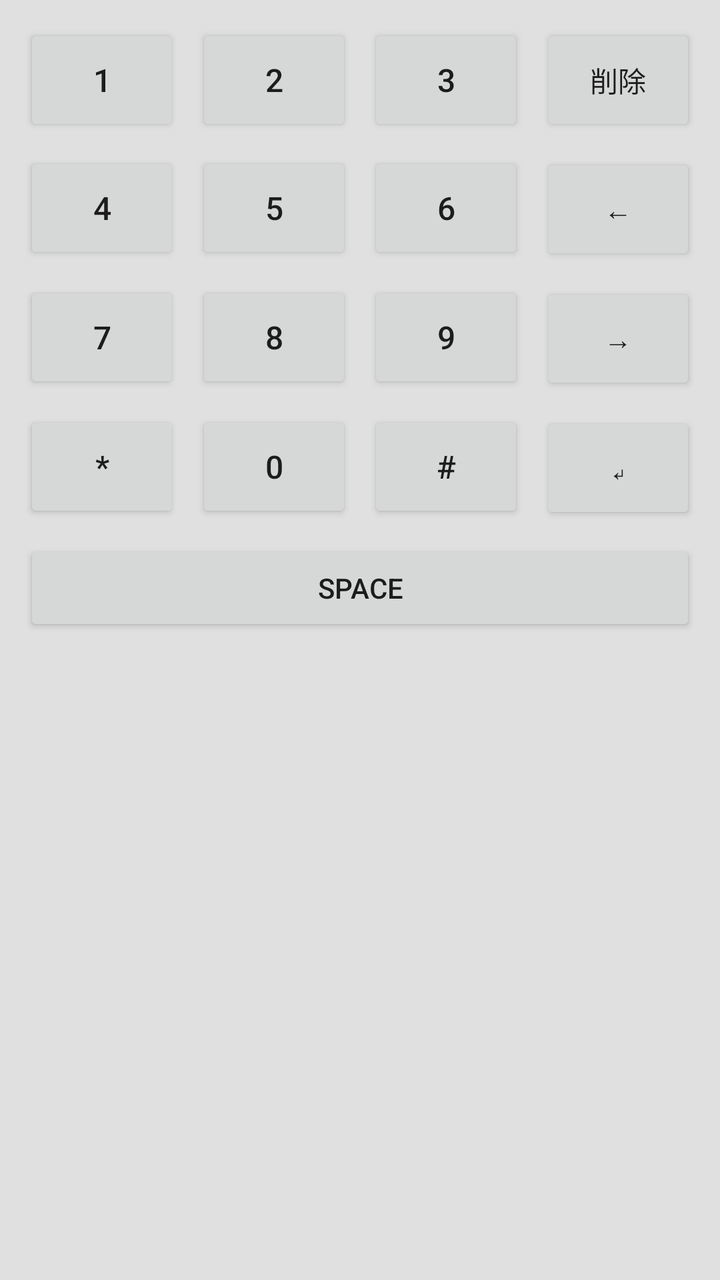
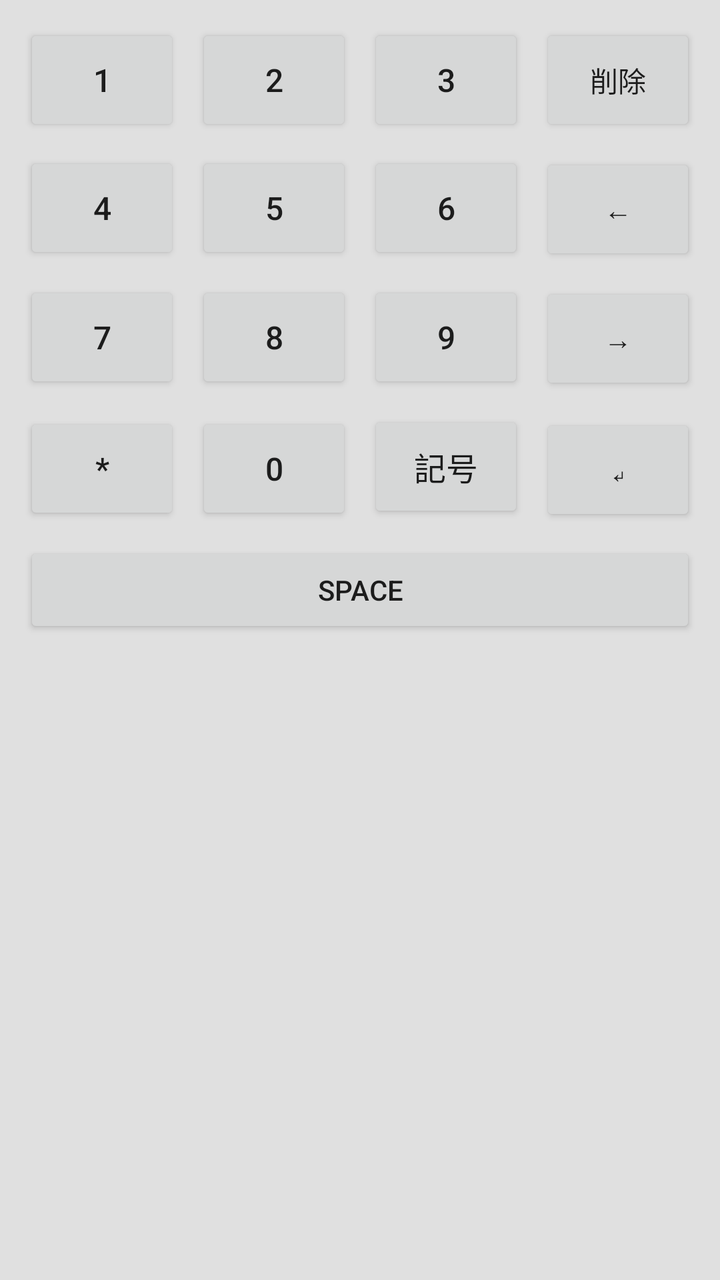

Screens rendered from an Android XML layout before and after an edit, with the pre-edit source and the edit as a unified diff.
<!-- AndroidManifest.xml: application theme Theme.TwoTouchKeyboard -->
<!-- res/layout/keyboard_view.xml -->
<?xml version="1.0" encoding="utf-8"?>
<LinearLayout xmlns:android="http://schemas.android.com/apk/res/android"
    android:layout_width="match_parent"
    android:layout_height="wrap_content"
    android:background="@color/keyboard_background"
    android:orientation="vertical"
    android:padding="8dp">

    <TextView
        android:id="@+id/conversion_hint"
        android:layout_width="match_parent"
        android:layout_height="wrap_content"
        android:layout_marginBottom="4dp"
        android:paddingHorizontal="8dp"
        android:textColor="@color/candidate_text"
        android:textSize="13sp"
        android:visibility="gone" />

    <HorizontalScrollView
        android:id="@+id/candidate_scroll"
        android:layout_width="match_parent"
        android:layout_height="48dp"
        android:layout_marginBottom="8dp"
        android:background="@color/candidate_bar_background"
        android:fillViewport="true"
        android:scrollbars="none"
        android:visibility="gone">

        <LinearLayout
            android:id="@+id/candidate_container"
            android:layout_width="wrap_content"
            android:layout_height="match_parent"
            android:gravity="center_vertical"
            android:orientation="horizontal" />

    </HorizontalScrollView>

    <GridLayout
        android:id="@+id/keyboard_grid"
        android:layout_width="match_parent"
        android:layout_height="wrap_content"
        android:columnCount="4"
        android:rowCount="5"
        android:useDefaultMargins="true">

        <Button
            android:id="@+id/key_1"
            style="@style/KeyboardKey"
            android:layout_column="0"
            android:layout_row="0"
            android:text="1" />

        <Button
            android:id="@+id/key_2"
            style="@style/KeyboardKey"
            android:layout_column="1"
            android:layout_row="0"
            android:text="2" />

        <Button
            android:id="@+id/key_3"
            style="@style/KeyboardKey"
            android:layout_column="2"
            android:layout_row="0"
            android:text="3" />

        <Button
            android:id="@+id/key_delete"
            style="@style/KeyboardFunctionKey"
            android:layout_column="3"
            android:layout_row="0"
            android:text="@string/key_delete" />

        <Button
            android:id="@+id/key_4"
            style="@style/KeyboardKey"
            android:layout_column="0"
            android:layout_row="1"
            android:text="4" />

        <Button
            android:id="@+id/key_5"
            style="@style/KeyboardKey"
            android:layout_column="1"
            android:layout_row="1"
            android:text="5" />

        <Button
            android:id="@+id/key_6"
            style="@style/KeyboardKey"
            android:layout_column="2"
            android:layout_row="1"
            android:text="6" />

        <Button
            android:id="@+id/key_cursor_left"
            style="@style/KeyboardFunctionKey"
            android:layout_column="3"
            android:layout_row="1"
            android:text="@string/key_cursor_left" />

        <Button
            android:id="@+id/key_7"
            style="@style/KeyboardKey"
            android:layout_column="0"
            android:layout_row="2"
            android:text="7" />

        <Button
            android:id="@+id/key_8"
            style="@style/KeyboardKey"
            android:layout_column="1"
            android:layout_row="2"
            android:text="8" />

        <Button
            android:id="@+id/key_9"
            style="@style/KeyboardKey"
            android:layout_column="2"
            android:layout_row="2"
            android:text="9" />

        <Button
            android:id="@+id/key_cursor_right"
            style="@style/KeyboardFunctionKey"
            android:layout_column="3"
            android:layout_row="2"
            android:text="@string/key_cursor_right" />

        <Button
            android:id="@+id/key_star"
            style="@style/KeyboardKey"
            android:layout_column="0"
            android:layout_row="3"
            android:text="*" />

        <Button
            android:id="@+id/key_0"
            style="@style/KeyboardKey"
            android:layout_column="1"
            android:layout_row="3"
            android:text="0" />

        <Button
            android:id="@+id/key_hash"
            style="@style/KeyboardKey"
            android:layout_column="2"
            android:layout_row="3"
            android:text="#" />

        <Button
            android:id="@+id/key_enter"
            style="@style/KeyboardFunctionKey"
            android:layout_column="3"
            android:layout_row="3"
            android:text="@string/key_enter" />

        <Button
            android:id="@+id/key_space"
            style="@style/KeyboardSpaceKey"
            android:layout_column="0"
            android:layout_columnSpan="4"
            android:layout_row="4"
            android:text="@string/key_space" />

    </GridLayout>

</LinearLayout>
<!-- resources referenced by this layout -->
<resources>
  <color name="candidate_bar_background">#FFFFFF</color>
  <color name="candidate_text">#212121</color>
  <color name="keyboard_background">#E0E0E0</color>
  <string name="key_cursor_left">←</string>
  <string name="key_cursor_right">→</string>
  <string name="key_delete">削除</string>
  <string name="key_enter">↵</string>
  <string name="key_space">Space</string>
  <style name="KeyboardFunctionKey" parent="KeyboardKey">
          <item name="android:textSize">14sp</item>
      </style>
  <style name="KeyboardKey">
          <item name="android:layout_width">0dp</item>
          <item name="android:layout_height">56dp</item>
          <item name="android:layout_columnWeight">1</item>
          <item name="android:layout_gravity">fill_horizontal</item>
          <item name="android:textSize">16sp</item>
      </style>
  <style name="KeyboardSpaceKey" parent="KeyboardKey">
          <item name="android:layout_height">48dp</item>
          <item name="android:textSize">14sp</item>
      </style>
  <style name="Theme.TwoTouchKeyboard" parent="android:Theme.Material.Light.NoActionBar" />
</resources>

<!-- the commit's change to res/layout/keyboard_view.xml (unified diff, before → after) -->
@@ -35,134 +35,267 @@
 
     </HorizontalScrollView>
 
-    <GridLayout
-        android:id="@+id/keyboard_grid"
+    <ViewFlipper
+        android:id="@+id/keyboard_flipper"
         android:layout_width="match_parent"
         android:layout_height="wrap_content"
-        android:columnCount="4"
-        android:rowCount="5"
-        android:useDefaultMargins="true">
-
-        <Button
-            android:id="@+id/key_1"
-            style="@style/KeyboardKey"
-            android:layout_column="0"
-            android:layout_row="0"
-            android:text="1" />
-
-        <Button
-            android:id="@+id/key_2"
-            style="@style/KeyboardKey"
-            android:layout_column="1"
-            android:layout_row="0"
-            android:text="2" />
-
-        <Button
-            android:id="@+id/key_3"
-            style="@style/KeyboardKey"
-            android:layout_column="2"
-            android:layout_row="0"
-            android:text="3" />
-
-        <Button
-            android:id="@+id/key_delete"
-            style="@style/KeyboardFunctionKey"
-            android:layout_column="3"
-            android:layout_row="0"
-            android:text="@string/key_delete" />
-
-        <Button
-            android:id="@+id/key_4"
-            style="@style/KeyboardKey"
-            android:layout_column="0"
-            android:layout_row="1"
-            android:text="4" />
-
-        <Button
-            android:id="@+id/key_5"
-            style="@style/KeyboardKey"
-            android:layout_column="1"
-            android:layout_row="1"
-            android:text="5" />
-
-        <Button
-            android:id="@+id/key_6"
-            style="@style/KeyboardKey"
-            android:layout_column="2"
-            android:layout_row="1"
-            android:text="6" />
-
-        <Button
-            android:id="@+id/key_cursor_left"
-            style="@style/KeyboardFunctionKey"
-            android:layout_column="3"
-            android:layout_row="1"
-            android:text="@string/key_cursor_left" />
-
-        <Button
-            android:id="@+id/key_7"
-            style="@style/KeyboardKey"
-            android:layout_column="0"
-            android:layout_row="2"
-            android:text="7" />
-
-        <Button
-            android:id="@+id/key_8"
-            style="@style/KeyboardKey"
-            android:layout_column="1"
-            android:layout_row="2"
-            android:text="8" />
-
-        <Button
-            android:id="@+id/key_9"
-            style="@style/KeyboardKey"
-            android:layout_column="2"
-            android:layout_row="2"
-            android:text="9" />
-
-        <Button
-            android:id="@+id/key_cursor_right"
-            style="@style/KeyboardFunctionKey"
-            android:layout_column="3"
-            android:layout_row="2"
-            android:text="@string/key_cursor_right" />
-
-        <Button
-            android:id="@+id/key_star"
-            style="@style/KeyboardKey"
-            android:layout_column="0"
-            android:layout_row="3"
-            android:text="*" />
-
-        <Button
-            android:id="@+id/key_0"
-            style="@style/KeyboardKey"
-            android:layout_column="1"
-            android:layout_row="3"
-            android:text="0" />
-
-        <Button
-            android:id="@+id/key_hash"
-            style="@style/KeyboardKey"
-            android:layout_column="2"
-            android:layout_row="3"
-            android:text="#" />
-
-        <Button
-            android:id="@+id/key_enter"
-            style="@style/KeyboardFunctionKey"
-            android:layout_column="3"
-            android:layout_row="3"
-            android:text="@string/key_enter" />
-
-        <Button
-            android:id="@+id/key_space"
-            style="@style/KeyboardSpaceKey"
-            android:layout_column="0"
-            android:layout_columnSpan="4"
-            android:layout_row="4"
-            android:text="@string/key_space" />
-
-    </GridLayout>
+        android:measureAllChildren="false">
+
+        <GridLayout
+            android:id="@+id/keyboard_grid"
+            android:layout_width="match_parent"
+            android:layout_height="wrap_content"
+            android:columnCount="4"
+            android:rowCount="5"
+            android:useDefaultMargins="true">
+
+            <Button
+                android:id="@+id/key_1"
+                style="@style/KeyboardKey"
+                android:layout_column="0"
+                android:layout_row="0"
+                android:text="1" />
+
+            <Button
+                android:id="@+id/key_2"
+                style="@style/KeyboardKey"
+                android:layout_column="1"
+                android:layout_row="0"
+                android:text="2" />
+
+            <Button
+                android:id="@+id/key_3"
+                style="@style/KeyboardKey"
+                android:layout_column="2"
+                android:layout_row="0"
+                android:text="3" />
+
+            <Button
+                android:id="@+id/key_delete"
+                style="@style/KeyboardFunctionKey"
+                android:layout_column="3"
+                android:layout_row="0"
+                android:text="@string/key_delete" />
+
+            <Button
+                android:id="@+id/key_4"
+                style="@style/KeyboardKey"
+                android:layout_column="0"
+                android:layout_row="1"
+                android:text="4" />
+
+            <Button
+                android:id="@+id/key_5"
+                style="@style/KeyboardKey"
+                android:layout_column="1"
+                android:layout_row="1"
+                android:text="5" />
+
+            <Button
+                android:id="@+id/key_6"
+                style="@style/KeyboardKey"
+                android:layout_column="2"
+                android:layout_row="1"
+                android:text="6" />
+
+            <Button
+                android:id="@+id/key_cursor_left"
+                style="@style/KeyboardFunctionKey"
+                android:layout_column="3"
+                android:layout_row="1"
+                android:text="@string/key_cursor_left" />
+
+            <Button
+                android:id="@+id/key_7"
+                style="@style/KeyboardKey"
+                android:layout_column="0"
+                android:layout_row="2"
+                android:text="7" />
+
+            <Button
+                android:id="@+id/key_8"
+                style="@style/KeyboardKey"
+                android:layout_column="1"
+                android:layout_row="2"
+                android:text="8" />
+
+            <Button
+                android:id="@+id/key_9"
+                style="@style/KeyboardKey"
+                android:layout_column="2"
+                android:layout_row="2"
+                android:text="9" />
+
+            <Button
+                android:id="@+id/key_cursor_right"
+                style="@style/KeyboardFunctionKey"
+                android:layout_column="3"
+                android:layout_row="2"
+                android:text="@string/key_cursor_right" />
+
+            <Button
+                android:id="@+id/key_star"
+                style="@style/KeyboardKey"
+                android:layout_column="0"
+                android:layout_row="3"
+                android:text="*" />
+
+            <Button
+                android:id="@+id/key_0"
+                style="@style/KeyboardKey"
+                android:layout_column="1"
+                android:layout_row="3"
+                android:text="0" />
+
+            <Button
+                android:id="@+id/key_hash"
+                style="@style/KeyboardKey"
+                android:layout_column="2"
+                android:layout_row="3"
+                android:text="@string/key_symbols" />
+
+            <Button
+                android:id="@+id/key_enter"
+                style="@style/KeyboardFunctionKey"
+                android:layout_column="3"
+                android:layout_row="3"
+                android:text="@string/key_enter" />
+
+            <Button
+                android:id="@+id/key_space"
+                style="@style/KeyboardSpaceKey"
+                android:layout_column="0"
+                android:layout_columnSpan="4"
+                android:layout_row="4"
+                android:text="@string/key_space" />
+
+        </GridLayout>
+
+        <include layout="@layout/keyboard_symbol_view" />
+
+    </ViewFlipper>
 
 </LinearLayout>
+<!-- res/layout/keyboard_symbol_view.xml (included above) -->
+<?xml version="1.0" encoding="utf-8"?>
+<GridLayout xmlns:android="http://schemas.android.com/apk/res/android"
+    android:id="@+id/symbol_keyboard_grid"
+    android:layout_width="match_parent"
+    android:layout_height="wrap_content"
+    android:columnCount="4"
+    android:rowCount="4"
+    android:useDefaultMargins="true">
+
+    <Button
+        android:id="@+id/symbol_key_comma"
+        style="@style/KeyboardKey"
+        android:layout_column="0"
+        android:layout_row="0"
+        android:text="、" />
+
+    <Button
+        android:id="@+id/symbol_key_period"
+        style="@style/KeyboardKey"
+        android:layout_column="1"
+        android:layout_row="0"
+        android:text="。" />
+
+    <Button
+        android:id="@+id/symbol_key_exclamation"
+        style="@style/KeyboardKey"
+        android:layout_column="2"
+        android:layout_row="0"
+        android:text="！" />
+
+    <Button
+        android:id="@+id/symbol_key_question"
+        style="@style/KeyboardKey"
+        android:layout_column="3"
+        android:layout_row="0"
+        android:text="？" />
+
+    <Button
+        android:id="@+id/symbol_key_middle_dot"
+        style="@style/KeyboardKey"
+        android:layout_column="0"
+        android:layout_row="1"
+        android:text="・" />
+
+    <Button
+        android:id="@+id/symbol_key_at"
+        style="@style/KeyboardKey"
+        android:layout_column="1"
+        android:layout_row="1"
+        android:text="@" />
+
+    <Button
+        android:id="@+id/symbol_key_hash"
+        style="@style/KeyboardKey"
+        android:layout_column="2"
+        android:layout_row="1"
+        android:text="#" />
+
+    <Button
+        android:id="@+id/symbol_key_ampersand"
+        style="@style/KeyboardKey"
+        android:layout_column="3"
+        android:layout_row="1"
+        android:text="&amp;" />
+
+    <Button
+        android:id="@+id/symbol_key_asterisk"
+        style="@style/KeyboardKey"
+        android:layout_column="0"
+        android:layout_row="2"
+        android:text="*" />
+
+    <Button
+        android:id="@+id/symbol_key_hyphen"
+        style="@style/KeyboardKey"
+        android:layout_column="1"
+        android:layout_row="2"
+        android:text="-" />
+
+    <Button
+        android:id="@+id/symbol_key_underscore"
+        style="@style/KeyboardKey"
+        android:layout_column="2"
+        android:layout_row="2"
+        android:text="_" />
+
+    <Button
+        android:id="@+id/symbol_key_plus"
+        style="@style/KeyboardKey"
+        android:layout_column="3"
+        android:layout_row="2"
+        android:text="+" />
+
+    <Button
+        android:id="@+id/symbol_key_equals"
+        style="@style/KeyboardKey"
+        android:layout_column="0"
+        android:layout_row="3"
+        android:text="=" />
+
+    <Button
+        android:id="@+id/symbol_key_slash"
+        style="@style/KeyboardKey"
+        android:layout_column="1"
+        android:layout_row="3"
+        android:text="/" />
+
+    <Button
+        android:id="@+id/symbol_key_colon"
+        style="@style/KeyboardKey"
+        android:layout_column="2"
+        android:layout_row="3"
+        android:text=":" />
+
+    <Button
+        android:id="@+id/symbol_key_close"
+        style="@style/KeyboardFunctionKey"
+        android:layout_column="3"
+        android:layout_row="3"
+        android:text="@string/key_symbol_close" />
+
+</GridLayout>
<!-- resource entries referenced after the edit -->
@@ -8,6 +8,8 @@
   <string name="key_delete">削除</string>
   <string name="key_enter">↵</string>
   <string name="key_space">Space</string>
+  <string name="key_symbol_close">閉じる</string>
+  <string name="key_symbols">記号</string>
   <style name="KeyboardFunctionKey" parent="KeyboardKey">
           <item name="android:textSize">14sp</item>
       </style>
